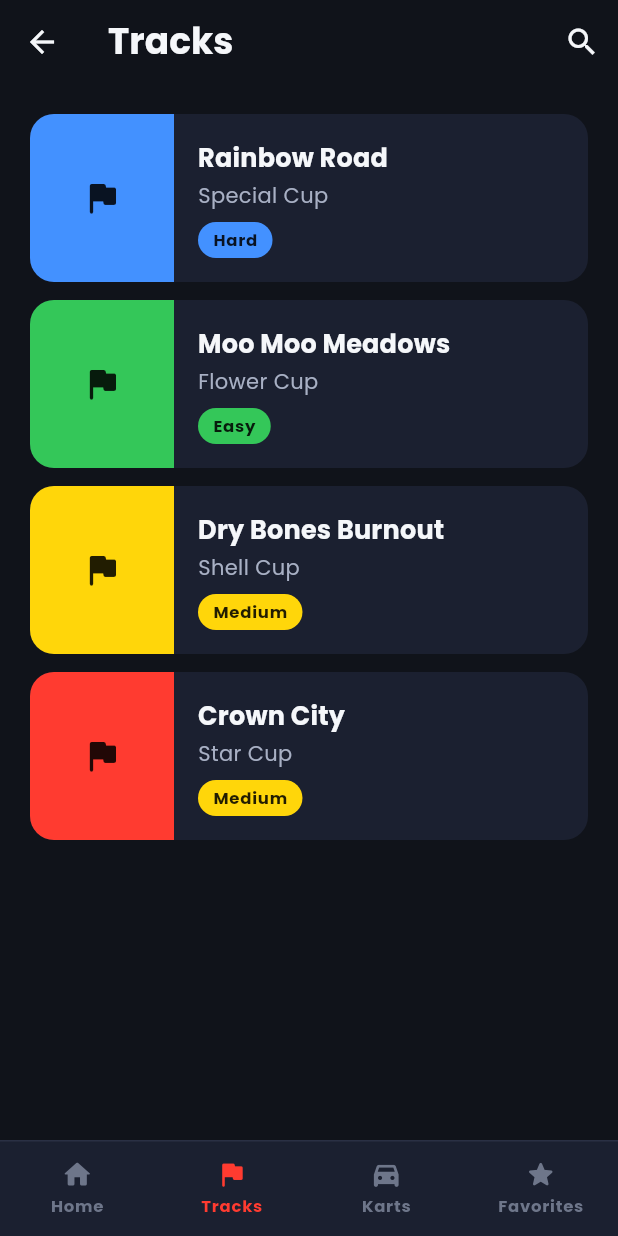
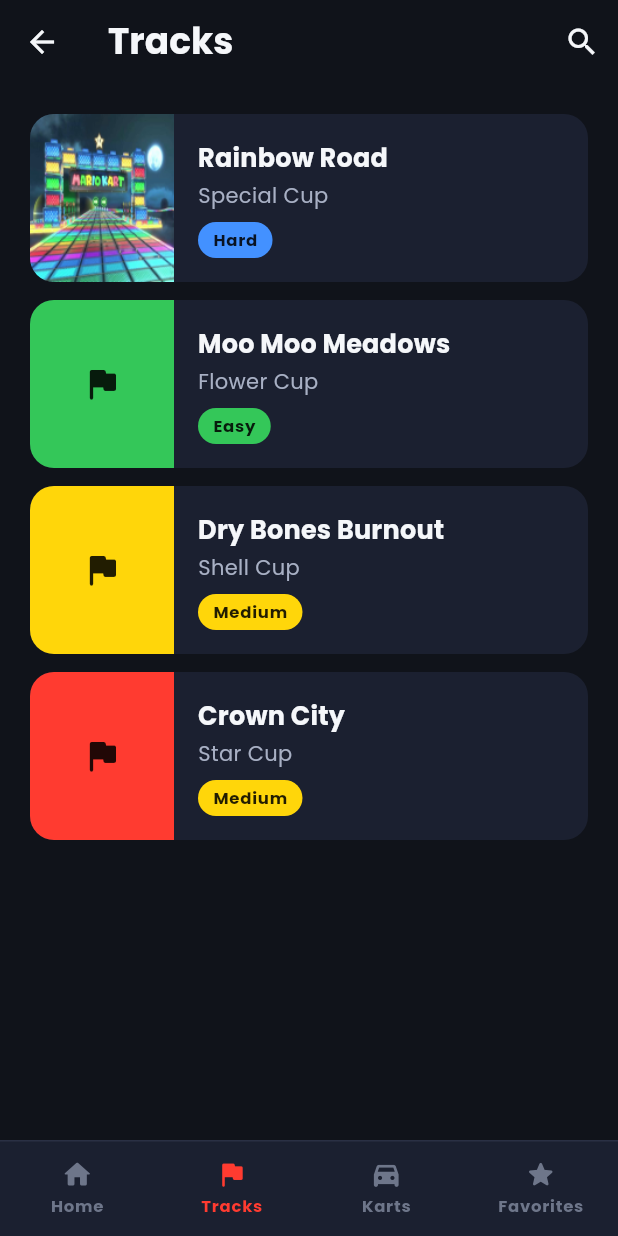
Before and after one commit to HAU-6ADET/MARIO_KART_WIKI-, a Flutter app: the screen it shows after launch, item 2 of the bottom bar chosen, on a phone screen of 412 x 824 dp. Run offline on Flutter 3.47's test engine with Material 3 defaults, Android fonts, the light colour scheme and no system bars; our stand-ins replace device_preview, google_fonts.

Commit message:
changing the track profile

```diff
--- a/lib/data/mock_data.dart
+++ b/lib/data/mock_data.dart
@@ -125,6 +125,7 @@
     Track(
       id: 'rainbow_road',
       name: 'Rainbow Road',
+      imageAsset: 'assets/tracks/rainbow_road.png',
       cup: 'Special Cup',
       difficulty: 'Hard',
       tileColor: AppColors.dataBlue,
--- a/lib/models/track.dart
+++ b/lib/models/track.dart
@@ -15,6 +15,16 @@
   final List<String> hazards;
   final List<String> strategyTips;
 
+  /// Optional asset path for a top-down map/course image, e.g.
+  /// 'assets/tracks/rainbow_road.png'.
+  ///
+  /// Mirrors Character.imageAsset: no image files ship with this project —
+  /// see assets/tracks/README.md. When this is null (the default), the
+  /// track's flag-icon tile color is used as the fallback everywhere a map
+  /// image would appear, so nothing in the UI needs to change to "turn on"
+  /// images later — just add the file and set this path.
+  final String? imageAsset;
+
   const Track({
     required this.id,
     required this.name,
@@ -24,5 +34,6 @@
     this.shortcuts = const [],
     this.hazards = const [],
     this.strategyTips = const [],
+    this.imageAsset,
   });
 }
--- a/lib/widgets/track_card.dart
+++ b/lib/widgets/track_card.dart
@@ -2,9 +2,10 @@
 
 import '../models/track.dart';
 import '../theme/theme.dart';
+import 'track_map_image.dart';
 
-/// A single track row: colored flag block on the left, name/cup/difficulty
-/// on a dark panel to the right.
+/// A single track row: map image (or colored flag block, if no image is
+/// set) on the left, name/cup/difficulty on a dark panel to the right.
 class TrackCard extends StatelessWidget {
   final Track track;
   final VoidCallback onTap;
@@ -25,12 +26,16 @@
           child: Row(
             crossAxisAlignment: CrossAxisAlignment.stretch,
             children: [
-              Container(
+              // Fixed 96x96: gives TrackMapImage a concrete size to decode
+              // to (see its cacheWidth/cacheHeight), so a large source PNG
+              // is never fully decoded just to be shown as a small tile
+              // here — important since this widget repeats per row in a
+              // scrolled list.
+              TrackMapImage(
+                imageAsset: track.imageAsset,
+                fallbackColor: track.tileColor,
                 width: 96,
-                constraints: const BoxConstraints(minHeight: 96),
-                color: track.tileColor,
-                alignment: Alignment.center,
-                child: const Icon(Icons.flag_rounded, color: Colors.black87, size: 28),
+                height: 96,
               ),
               Expanded(
                 child: Padding(
--- /dev/null
+++ b/lib/widgets/track_map_image.dart
@@ -0,0 +1,71 @@
+import 'package:flutter/material.dart';
+
+/// A rounded-rect track map/course image that shows [imageAsset] when it's
+/// set and loads successfully, and otherwise falls back to a colored tile
+/// with a flag icon — no crash, no broken-image icon, just a silent
+/// fallback. Mirrors CharacterAvatar's pattern for characters.
+///
+/// This is what every track map appears from in the app (list rows and the
+/// Track Detail header), so dropping a real image into assets/tracks/ and
+/// setting `imageAsset` on a Track in mock_data.dart is the only change
+/// needed to switch a track over from the flag-tile fallback to a real map.
+///
+/// Perf: [width]/[height] are passed through to Image.asset's `cacheWidth`
+/// / `cacheHeight` (scaled for device pixel ratio), so the image is decoded
+/// once at the size it's actually displayed at instead of full resolution.
+/// That matters here specifically because the same asset is shown small in
+/// list rows and large in the detail header — without this, a big source
+/// PNG would be decoded at full size for every row in a scrolled list.
+class TrackMapImage extends StatelessWidget {
+  final String? imageAsset;
+  final Color fallbackColor;
+  final double width;
+  final double height;
+  final BorderRadius borderRadius;
+  final double flagIconSize;
+
+  const TrackMapImage({
+    super.key,
+    required this.fallbackColor,
+    required this.width,
+    required this.height,
+    this.imageAsset,
+    this.borderRadius = BorderRadius.zero,
+    this.flagIconSize = 28,
+  });
+
+  @override
+  Widget build(BuildContext context) {
+    if (imageAsset != null) {
+      final dpr = MediaQuery.devicePixelRatioOf(context);
+      return ClipRRect(
+        borderRadius: borderRadius,
+        child: Image.asset(
+          imageAsset!,
+          width: width,
+          height: height,
+          fit: BoxFit.cover,
+          // Decode at display resolution rather than the source file's
+          // full resolution — cuts memory and CPU cost per image, which
+          // adds up fast across a scrolling list of tracks.
+          cacheWidth: (width * dpr).round(),
+          cacheHeight: (height * dpr).round(),
+          // Missing asset, or declared but not yet added to pubspec.yaml
+          // -> fall back to the flag tile instead of a broken-image icon.
+          errorBuilder: (context, error, stackTrace) => _flagTile(),
+        ),
+      );
+    }
+    return ClipRRect(borderRadius: borderRadius, child: _flagTile());
+  }
+
+  Widget _flagTile() {
+    return Container(
+      width: width,
+      height: height,
+      color: fallbackColor,
+      alignment: Alignment.center,
+      child: Icon(Icons.flag_rounded, color: Colors.black87, size: flagIconSize),
+    );
+  }
+}
--- a/pubspec.yaml
+++ b/pubspec.yaml
@@ -30,3 +30,4 @@
   uses-material-design: true
   assets:
     - assets/characters/
+    - assets/tracks/
```
Also changed, not shown: lib/screens/track_detail_screen.dart (+84 -28 lines), assets/tracks/rainbow_road.png (added), 1 other file.
